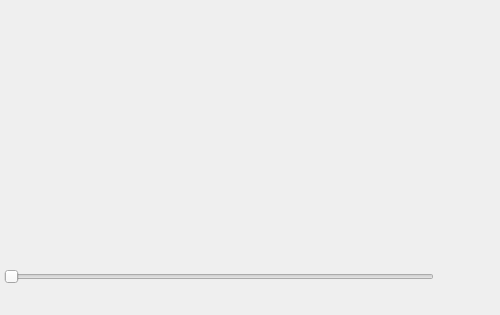
Qt form code/display/region/QtRegionDock.ui (radio-astro/casa) before a commit.
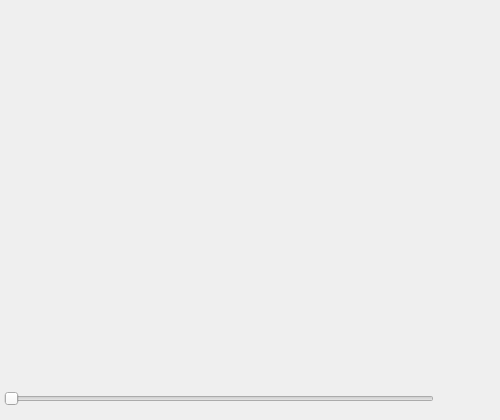
The same form after that commit.

Commit message: New Development: No             JIRA Issue: No         Ready for Test: Yes      Interface Changes: No What Interface Changed: Please list interface changes          Test Programs: List test programs   Put in Release Notes: No              Module(s): Module Names change impacts.            Description: Fixes to Viewer in response to ESO test report.

```diff
--- a/code/display/region/QtRegionDock.ui
+++ b/code/display/region/QtRegionDock.ui
@@ -7,7 +7,7 @@
     <x>0</x>
     <y>0</y>
     <width>500</width>
-    <height>315</height>
+    <height>420</height>
    </rect>
   </property>
   <property name="sizePolicy">
@@ -19,13 +19,13 @@
   <property name="minimumSize">
    <size>
     <width>500</width>
-    <height>315</height>
+    <height>420</height>
    </size>
   </property>
   <property name="maximumSize">
    <size>
     <width>524287</width>
-    <height>315</height>
+    <height>420</height>
    </size>
   </property>
   <property name="windowTitle">
@@ -56,13 +56,13 @@
       <property name="minimumSize">
        <size>
         <width>477</width>
-        <height>230</height>
+        <height>350</height>
        </size>
       </property>
       <property name="maximumSize">
        <size>
         <width>16777215</width>
-        <height>230</height>
+        <height>400</height>
        </size>
       </property>
       <property name="lineWidth">
```
The commit also changes 7 other files.
